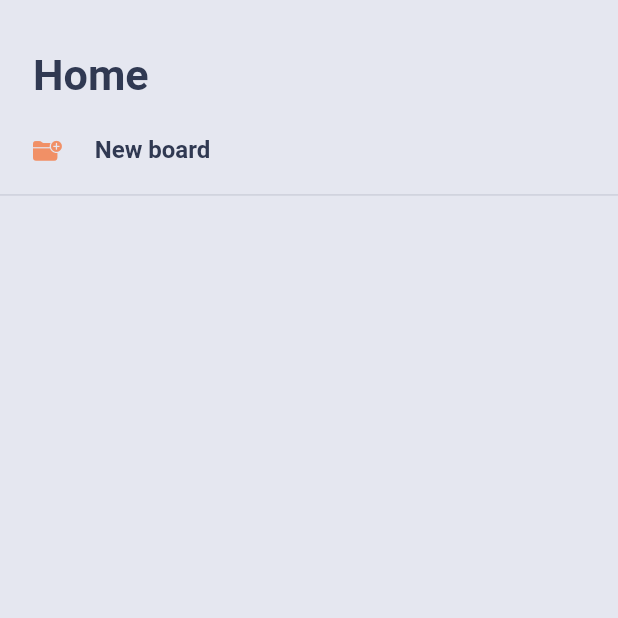
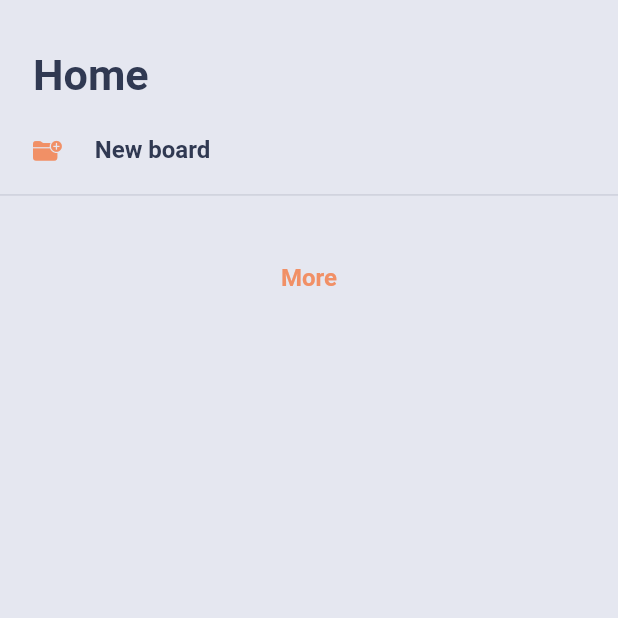
Before and after one commit to SanzharM/innoscripta_test_task, a Flutter app: the screen it shows after launch, on a phone screen of 412 x 824 dp, the top half of it. Run offline on Flutter 3.47's test engine with Material 2 defaults, Android fonts, the light colour scheme and no system bars; our stand-ins replace animated_list_plus, csv, flutter_bloc, flutter_local_notifications, flutter_screenutil, flutter_secure_storage and 5 more; missing offline and left inert: add_2_calendar, share_extend; accounts and stored records are empty.

Commit message:
ui updates

```diff
--- a/lib/src/domain/blocs/board_list/board_list_bloc.dart
+++ b/lib/src/domain/blocs/board_list/board_list_bloc.dart
@@ -55,7 +55,7 @@ class BoardListBloc extends Bloc<BoardListEvent, BoardListState> {
         isLoading: false,
         boards: response.items,
         total: response.total,
-        page: state.page + 1,
+        page: 2,
       ));
     } catch (e) {
       debugPrint('BoardListRefreshEvent error: $e');
--- a/lib/src/domain/blocs/board_list/board_list_state.dart
+++ b/lib/src/domain/blocs/board_list/board_list_state.dart
@@ -15,7 +15,7 @@ class BoardListState {
     this.error = '',
   });
 
-  bool get canLoadMore => boards.length <= total;
+  bool get canLoadMore => boards.length < total;
 
   BoardListState copyWith({
     List<BoardEntity>? boards,
--- a/lib/src/presentation/screens/home/components/board_list_builder.dart
+++ b/lib/src/presentation/screens/home/components/board_list_builder.dart
@@ -3,42 +3,52 @@ import 'package:flutter/material.dart';
 import 'package:flutter_bloc/flutter_bloc.dart';
 import 'package:flutter_screenutil/flutter_screenutil.dart';
 import 'package:innoscripta_test_task/src/core/constants/app_constraints.dart';
+import 'package:innoscripta_test_task/src/core/l10n/l10n_service.dart';
 import 'package:innoscripta_test_task/src/core/services/utils.dart';
 import 'package:innoscripta_test_task/src/domain/blocs/board_list/board_list_bloc.dart';
 import 'package:innoscripta_test_task/src/domain/entities/board/board_entity.dart';
 import 'package:innoscripta_test_task/src/presentation/app_router.dart';
 
-class BoardListBuilder extends StatefulWidget {
+class BoardListBuilder extends StatelessWidget {
   const BoardListBuilder({super.key});
 
-  @override
-  State<BoardListBuilder> createState() => _BoardListBuilderState();
-}
+  static const int _maxLength = 5;
 
-class _BoardListBuilderState extends State<BoardListBuilder> {
   @override
   Widget build(BuildContext context) {
     return BlocBuilder<BoardListBloc, BoardListState>(
       builder: (context, state) {
+        int itemCount = state.boards.length > _maxLength ? _maxLength : state.boards.length;
+
         final boards = state.boards;
-        return ListView.separated(
-          physics: const NeverScrollableScrollPhysics(),
-          shrinkWrap: true,
+        return RefreshIndicator(
+          onRefresh: () async {
+            context.read<BoardListBloc>().refresh();
+            await Future.delayed(Utils.delayDuration);
+          },
+          child: ListView.separated(
+            physics: const NeverScrollableScrollPhysics(
+              parent: BouncingScrollPhysics(),
+            ),
+            shrinkWrap: false,
             padding: EdgeInsets.all(AppConstraints.padding),
-          primary: false,
-          itemCount: boards.length + 1,
+            itemCount: itemCount + 1,
             separatorBuilder: (_, __) => SizedBox(height: AppConstraints.padding),
             itemBuilder: (context, index) {
-            bool isLast = index + 1 == boards.length + 1;
+              bool isLast = index + 1 == itemCount + 1;
               if (isLast) {
-              return AnimatedSwitcher(
-                duration: const Duration(milliseconds: 200),
-                child: state.isLoading ? const CupertinoActivityIndicator() : const SizedBox(),
+                return SizedBox(
+                  width: double.maxFinite,
+                  child: CupertinoButton(
+                    child: Text(L10n.of(context).more),
+                    onPressed: () {},
+                  ),
                 );
               }
               final board = boards.elementAt(index);
               return _BoardCell(boardEntity: board);
             },
+          ),
         );
       },
     );
--- a/lib/src/presentation/screens/home/home_screen.dart
+++ b/lib/src/presentation/screens/home/home_screen.dart
@@ -3,6 +3,7 @@ import 'package:flutter/material.dart';
 import 'package:flutter_bloc/flutter_bloc.dart';
 import 'package:innoscripta_test_task/src/core/constants/app_constraints.dart';
 import 'package:innoscripta_test_task/src/core/l10n/l10n_service.dart';
+import 'package:innoscripta_test_task/src/core/services/utils.dart';
 import 'package:innoscripta_test_task/src/domain/blocs/board_list/board_list_bloc.dart';
 import 'package:innoscripta_test_task/src/presentation/app_router.dart';
 import 'package:innoscripta_test_task/src/presentation/screens/home/components/board_list_builder.dart';
@@ -17,18 +18,16 @@ class HomeScreen extends StatefulWidget {
 
 class _HomeScreenState extends State<HomeScreen> {
   final _scrollController = ScrollController();
-  late BoardListBloc _boardsBloc;
 
   @override
   void initState() {
+    _scrollController.addListener(
+      () => Utils.loadMoreListener(
+        controller: _scrollController,
+        onLoading: () => context.read<BoardListBloc>().fetch(),
+      ),
+    );
     super.initState();
-    _boardsBloc = context.read<BoardListBloc>();
-    // _scrollController.addListener(
-    //   () => Utils.loadMoreListener(
-    //     controller: _scrollController,
-    //     onLoading: () => context.read<BoardListBloc>().fetch(),
-    //   ),
-    // );
   }
 
   @override
@@ -43,14 +42,9 @@ class _HomeScreenState extends State<HomeScreen> {
       appBar: AppBar(
         toolbarHeight: 0,
       ),
-      body: RefreshIndicator(
-        onRefresh: () async {
-          await Future.delayed(const Duration(milliseconds: 500));
-          _boardsBloc.refresh();
-        },
-        child: NestedScrollView(
+      body: NestedScrollView(
         physics: const BouncingScrollPhysics(),
-          controller: _scrollController,
+        // controller: _scrollController,
         headerSliverBuilder: (context, innerBoxIsScrolled) {
           return [
             CustomSliverAppBar(
@@ -90,7 +84,6 @@ class _HomeScreenState extends State<HomeScreen> {
           ],
         ),
       ),
-      ),
     );
   }
 }
```
Lines whose indentation alone changed are shown as unchanged.
